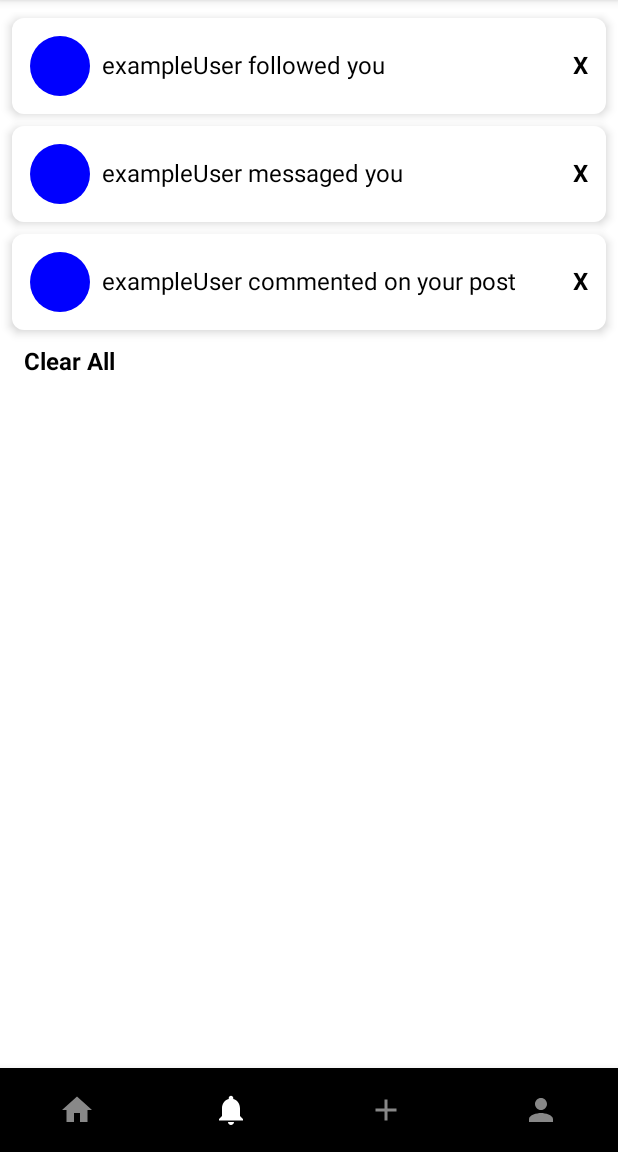
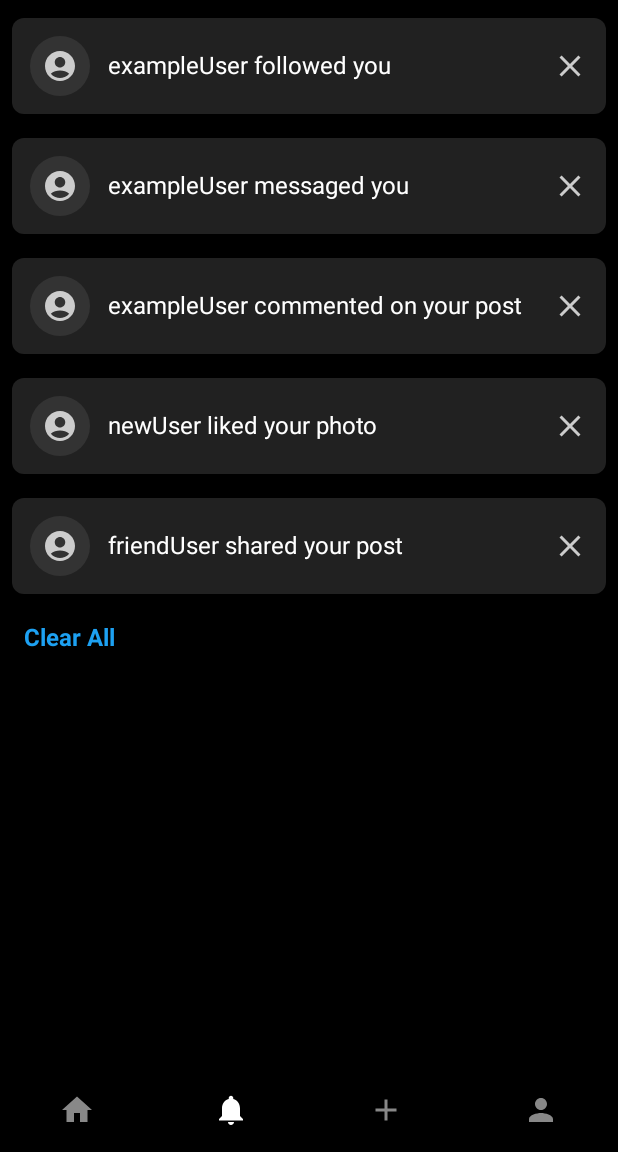
Before and after one commit to ryan0x41/poster-app, an Android app built with Jetpack Compose: the @Preview function HomeViewPreview, item 2 of the bottom bar chosen, on a phone screen of 412 x 824 dp, the part 84-1236 px from its top. Run offline under Robolectric (Android 15) with nearby library versions, the phone set to English and light mode, and no system bars.

```diff
--- a/composeApp/src/commonMain/kotlin/org/group_h/poster/Screens/NotificationScreen.kt
+++ b/composeApp/src/commonMain/kotlin/org/group_h/poster/Screens/NotificationScreen.kt
@@ -8,39 +8,51 @@ import androidx.compose.foundation.lazy.items
 import androidx.compose.foundation.shape.CircleShape
 import androidx.compose.foundation.shape.RoundedCornerShape
 import androidx.compose.material.*
+import androidx.compose.material.icons.Icons
+import androidx.compose.material.icons.filled.AccountCircle
+import androidx.compose.material.icons.filled.Close
 import androidx.compose.runtime.*
 import androidx.compose.ui.Alignment
 import androidx.compose.ui.Modifier
+import androidx.compose.ui.draw.clip
 import androidx.compose.ui.graphics.Color
 import androidx.compose.ui.text.font.FontWeight
 import androidx.compose.ui.unit.dp
 import androidx.compose.ui.unit.sp
-
+import org.jetbrains.compose.ui.tooling.preview.Preview
 
 data class Notification(val id: Int, val message: String)
 
-// placeholder notifications
 val sampleNotifications = listOf(
     Notification(1, "exampleUser followed you"),
     Notification(2, "exampleUser messaged you"),
-    Notification(3, "exampleUser commented on your post")
+    Notification(3, "exampleUser commented on your post"),
+    Notification(4, "newUser liked your photo"),
+    Notification(5, "friendUser shared your post")
 )
 
 @Composable
 fun NotificationScreen() {
     var notifications by remember { mutableStateOf(sampleNotifications) }
 
-    Column(modifier = Modifier.fillMaxSize().padding(8.dp)) {
-        LazyColumn(modifier = Modifier.weight(1f)) {
-            // displays the notifications
+    Column(
+        modifier = Modifier
+            .fillMaxSize()
+            .background(Color.Black) // Black background
+    ) {
+        LazyColumn(
+            modifier = Modifier
+                .weight(1f)
+                .padding(8.dp)
+        ) {
             items(notifications, key = { it.id }) { notification ->
                 NotificationItem(
                     notification = notification,
                     onRemove = { notifications = notifications.filter { it.id != notification.id } }
                 )
+                Spacer(modifier = Modifier.height(8.dp))
             }
 
-            // adding "clear all" button in the lazy column
             if (notifications.isNotEmpty()) {
                 item {
                     Row(
@@ -53,7 +65,7 @@ fun NotificationScreen() {
                         Text(
                             text = "Clear All",
                             fontSize = 16.sp,
-                            color = Color.Black,
+                            color = Color(0xFF1DA1F2), // Twitter-like blue
                             fontWeight = FontWeight.Bold
                         )
                     }
@@ -68,6 +80,7 @@ fun NotificationItem(notification: Notification, onRemove: () -> Unit) {
     Card(
         shape = RoundedCornerShape(8.dp),
         elevation = 4.dp,
+        backgroundColor = Color(0xFF212121), // Dark gray card
         modifier = Modifier
             .fillMaxWidth()
             .padding(vertical = 4.dp)
@@ -76,29 +89,53 @@ fun NotificationItem(notification: Notification, onRemove: () -> Unit) {
             modifier = Modifier.padding(12.dp),
             verticalAlignment = Alignment.CenterVertically
         ) {
-            // placeholder for the profile pic (not working currently)
+            // Profile placeholder
             Box(
                 modifier = Modifier
                     .size(40.dp)
-                    .background(Color.Blue, shape = CircleShape)
-            )
+                    .clip(CircleShape)
+                    .background(Color(0xFF333333)), // Dark gray circle
+                contentAlignment = Alignment.Center
+            ) {
+                Icon(
+                    imageVector = Icons.Default.AccountCircle,
+                    contentDescription = "Profile",
+                    tint = Color.LightGray, // Light gray icon
+                    modifier = Modifier.size(24.dp)
+                )
+            }
 
-            Spacer(modifier = Modifier.width(8.dp))
+            Spacer(modifier = Modifier.width(12.dp))
 
+            // Notification message
             Text(
                 text = notification.message,
                 fontSize = 16.sp,
+                color = Color.White, // White text
                 modifier = Modifier.weight(1f)
             )
 
-            // remove notification button
-            Text(
-                text = "X",
-                fontSize = 16.sp,
-                color = Color.Black,
-                fontWeight = FontWeight.Bold,
-                modifier = Modifier.clickable { onRemove() }
-            )
+            // Close button
+            IconButton(
+                onClick = onRemove,
+                modifier = Modifier.size(24.dp)
+            ) {
+                Icon(
+                    imageVector = Icons.Default.Close,
+                    contentDescription = "Remove",
+                    tint = Color.LightGray // Light gray icon
+                )
+            }
         }
     }
 }
+
+@Preview
+@Composable
+fun NotificationScreenPreview() {
+    MaterialTheme(
+        colors = darkColors() // Dark theme preview
+    ) {
+        NotificationScreen()
+    }
+}
```
Also changed, not shown: composeApp/src/commonMain/kotlin/org/group_h/poster/Screens/MessagesScreen.kt (+61 -31 lines).
